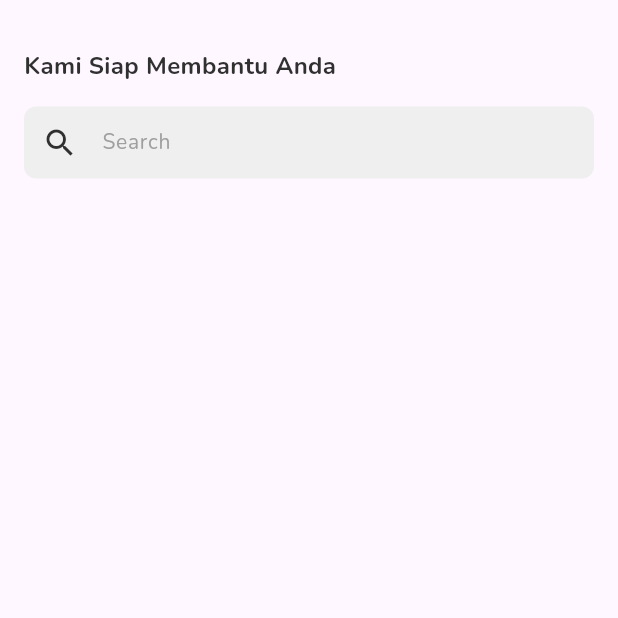
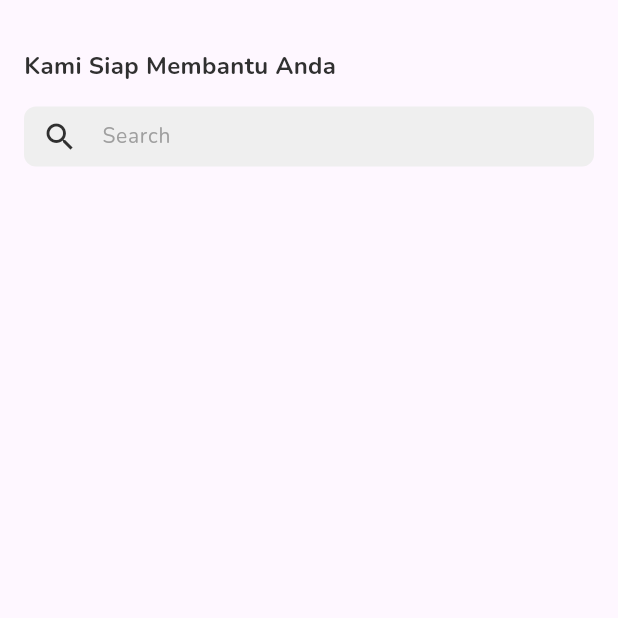
Before and after one commit to RECYTHNG/flutter_recything, a Flutter app: the screen it shows after launch, on a phone screen of 412 x 824 dp, the top half of it. Run offline on Flutter 3.47's test engine with Material 3 defaults, Android fonts, the phone set to English and light mode, and no system bars.

Commit message:
style(search bar): add container on global search bar

```diff
--- a/recything_application/lib/screens/customer_service/customer_service_screen.dart
+++ b/recything_application/lib/screens/customer_service/customer_service_screen.dart
@@ -32,10 +32,11 @@ class _CustomerServiceScreenState extends State<CustomerServiceScreen> {
             ),
             const SizedBox(height: 16.0),
             const GlobalSearchBar(
+              height: 40.0,
+              width: double.infinity,
               hintText: 'Search',
             ),
             const SizedBox(height: 16.0),
-
           ],
         ),
       ),
--- a/recything_application/lib/widgets/global_search_bar.dart
+++ b/recything_application/lib/widgets/global_search_bar.dart
@@ -5,20 +5,28 @@ class GlobalSearchBar extends StatelessWidget {
   final String hintText;
   final Color? fillColor;
   final TextEditingController? controller;
-  final Function(String)? onSubmitted;
+  final Function(String)? onChanged;
+  final double height;
+  final double width;
 
-  const GlobalSearchBar(
-      {super.key,
+  const GlobalSearchBar({
+    super.key,
     required this.hintText,
     this.fillColor,
     this.controller,
-      this.onSubmitted});
+    this.onChanged,
+    required this.height,
+    required this.width,
+  });
 
   @override
   Widget build(BuildContext context) {
-    return TextField(
+    return SizedBox(
+      height: height,
+      width: width,
+      child: TextField(
         controller: controller,
-      onSubmitted: onSubmitted,
+        onChanged: onChanged,
         style: const TextStyle(
           fontSize: 14.0,
         ),
@@ -45,6 +53,7 @@ class GlobalSearchBar extends StatelessWidget {
             vertical: 8.0,
           ),
         ),
+      ),
     );
   }
 }
```
Lines whose indentation alone changed are shown as unchanged.
